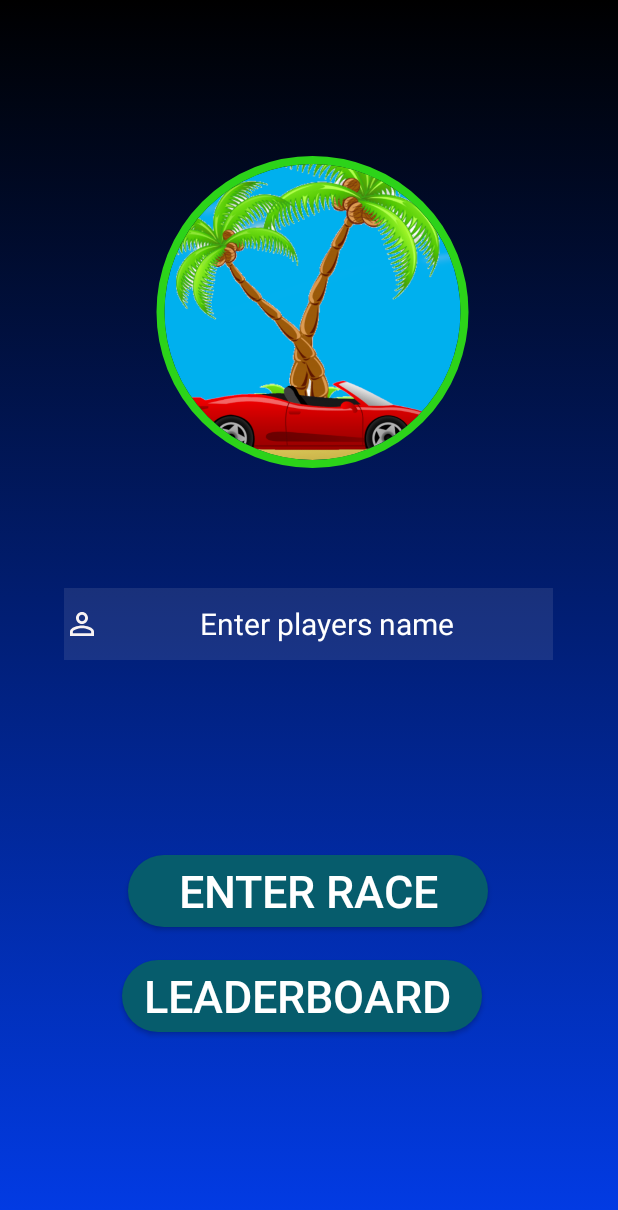
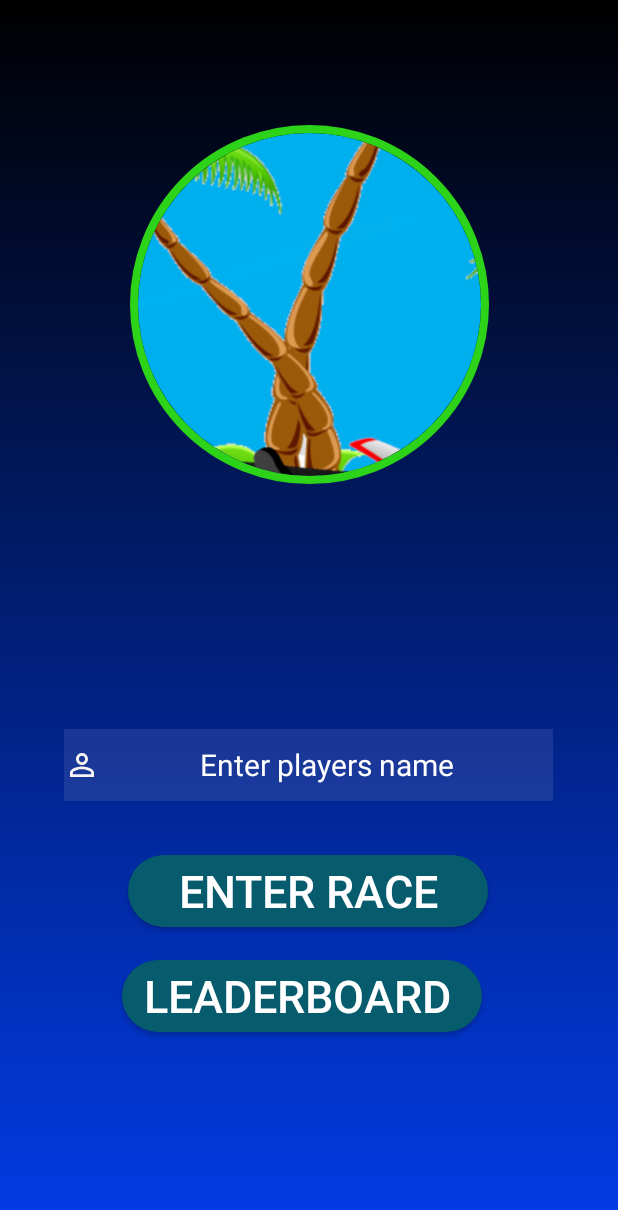
Before and after one commit to DIT113-V22/group-08, an Android app: the MainActivity screen opened directly, with no data from a screen before it, on a phone screen of 412 x 824 dp. Shown: the top 1210 px of the screen. Run offline under Robolectric (Android 15) with nearby library versions, the phone set to English and light mode, and no system bars; plain views replace CircularImageView.

```diff
--- a/Android/islandRush/app/src/main/res/layout/activity_main.xml
+++ b/Android/islandRush/app/src/main/res/layout/activity_main.xml
@@ -11,8 +11,7 @@
     <com.mikhaellopez.circularimageview.CircularImageView
         android:id="@+id/main_logo"
         android:layout_width="239dp"
-        android:layout_height="208dp"
-        android:layout_marginTop="104dp"
+        android:layout_height="0dp"
         android:layout_marginBottom="80dp"
         android:src="@drawable/logo"
         app:civ_border_color="#2CD319"
@@ -22,7 +21,6 @@
         app:civ_shadow_radius="0dp"
         app:layout_constraintBottom_toTopOf="@+id/playerName"
         app:layout_constraintEnd_toEndOf="parent"
-        app:layout_constraintHorizontal_bias="0.512"
         app:layout_constraintStart_toStartOf="parent"
         app:layout_constraintTop_toTopOf="parent" />
 
```
Also changed, not shown: 1 other file.
